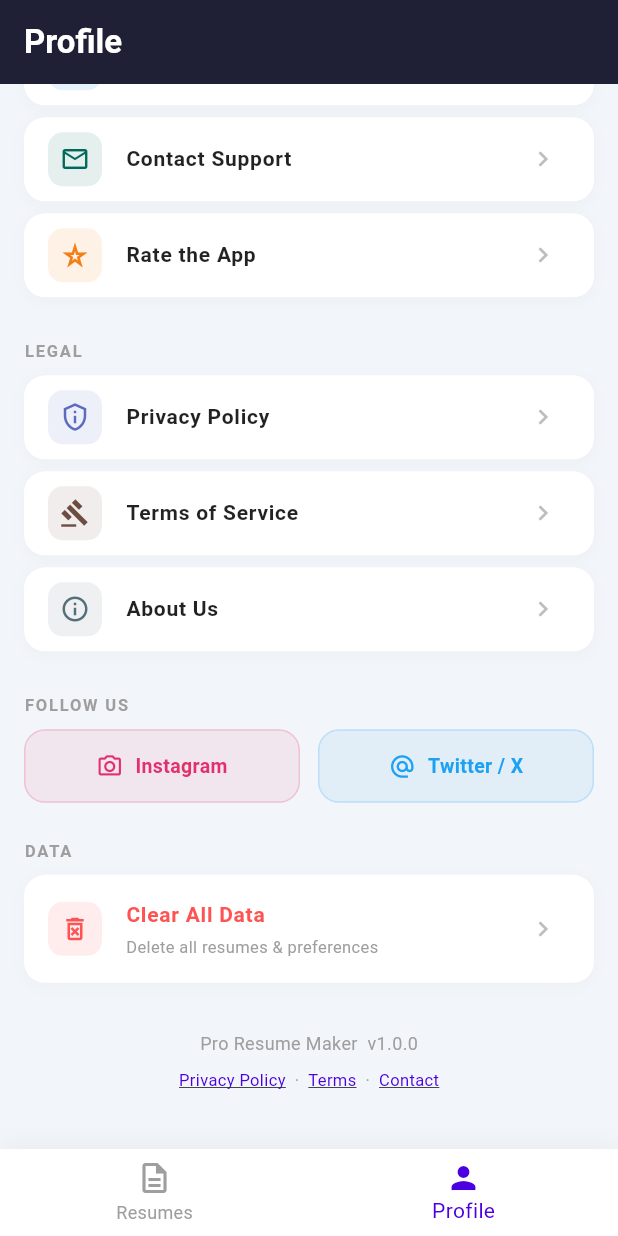
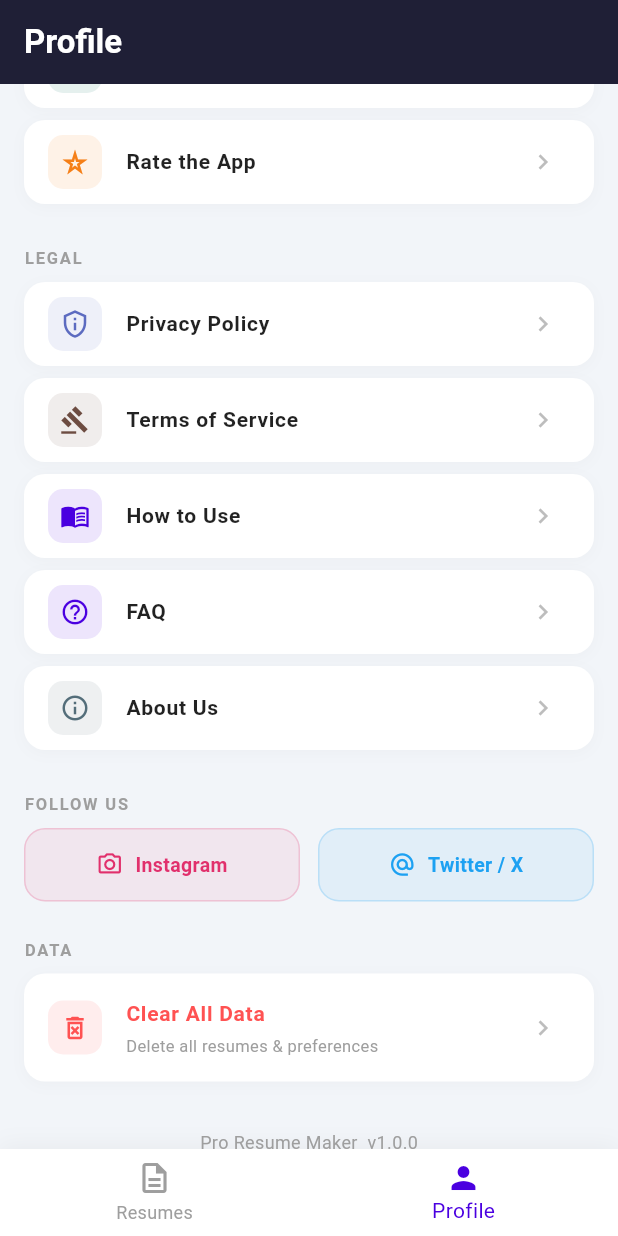
Before and after one commit to shubh962/Pro-Resume-Maker, a Flutter app: the screen it shows after launch, item 2 of the bottom bar chosen, scrolled down 576 dp, on a phone screen of 412 x 824 dp. Run offline on Flutter 3.47's test engine with Material 3 defaults, Android fonts, the phone set to English and light mode, and no system bars; our stand-ins replace flutter_local_notifications, google_mobile_ads, image_picker, in_app_review, pdf, printing and 2 more; network calls fail.

Commit message:
Enhance _linkTile with optional parameters
Updated _linkTile to support optional URL and color parameters.

```diff
--- a/lib/profile_screen.dart
+++ b/lib/profile_screen.dart
@@ -361,10 +361,20 @@ class _ProfileScreenState extends State<ProfileScreen> {
                 onTap: () => _openUrl(AppConstants.termsOfServiceUrl),
               ),
               _linkTile(
+                icon: Icons.menu_book_outlined,
+                title: 'How to Use',
+                url: 'https://shubh962.github.io/Resumelegal/how-to-use.html'
+              ),
+              _linkTile(
+                icon: Icons.help_outline,
+                title: 'FAQ',
+                url: 'https://shubh962.github.io/Resumelegal/faq.html'
+              ),
+              _linkTile(
                 icon: Icons.info_outline,
                 color: const Color(0xFF546E7A),
                 title: "About Us",
-                onTap: () => _openUrl(AppConstants.aboutUsUrl),
+                url: 'https://shubh962.github.io/Resumelegal/about.html'
               ),
               const SizedBox(height: 20),
 
@@ -454,16 +464,19 @@ class _ProfileScreenState extends State<ProfileScreen> {
         ),
       ),
     );
+
   }
 
   Widget _linkTile({
     required IconData icon,
-    required Color color,
+    Color? color,
     required String title,
     String? subtitle,
-    required VoidCallback onTap,
+    String? url,
+    VoidCallback? onTap,
     Color? titleColor,
   }) {
+    final itemColor = color ?? const Color(AppConstants.primaryInt);
     return Container(
       margin: const EdgeInsets.fromLTRB(16, 0, 16, 8),
       decoration: BoxDecoration(
@@ -472,11 +485,11 @@ class _ProfileScreenState extends State<ProfileScreen> {
         boxShadow: [BoxShadow(color: Colors.grey.withOpacity(0.07), blurRadius: 8, offset: const Offset(0, 2))],
       ),
       child: ListTile(
-        onTap: onTap,
+        onTap: onTap ?? (url != null ? () => _openUrl(url) : null),
         leading: Container(
           padding: const EdgeInsets.all(8),
-          decoration: BoxDecoration(color: color.withOpacity(0.1), borderRadius: BorderRadius.circular(10)),
-          child: Icon(icon, color: color, size: 20),
+          decoration: BoxDecoration(color: itemColor.withOpacity(0.1), borderRadius: BorderRadius.circular(10)),
+          child: Icon(icon, color: itemColor, size: 20),
         ),
         title: Text(
           title,
```
